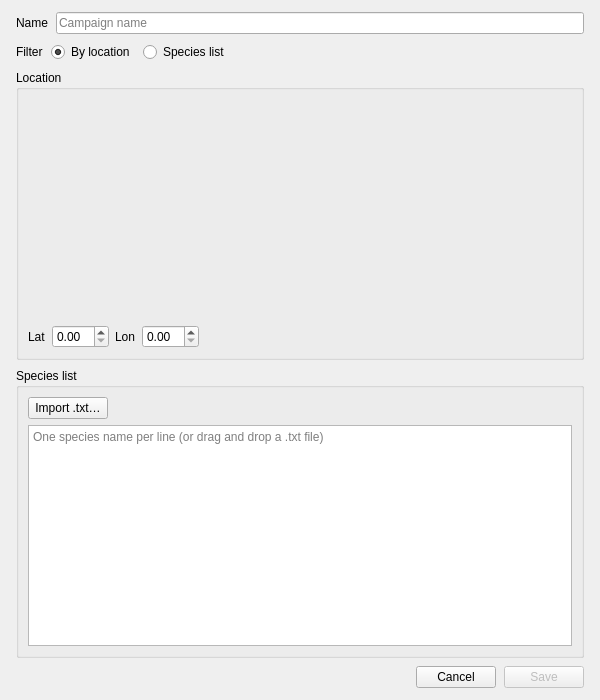
Before: the Qt Designer form src/pam_analyzer/ui/panels/campaign_detail_widget.ui in kenwer/pam-analyzer, drawn with Qt 5.
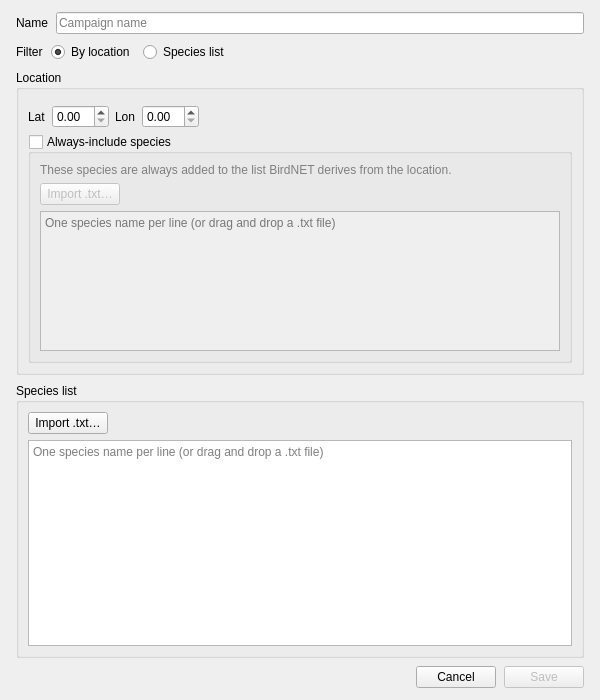
After: the same form once the commit is applied. The open tabs and pages were chosen to show the change.

Commit message: Add option to specify must-have species list in location mode

Patch:
```diff
--- a/src/pam_analyzer/ui/panels/campaign_detail_widget.ui
+++ b/src/pam_analyzer/ui/panels/campaign_detail_widget.ui
@@ -604,6 +604,99 @@
             </item>
            </layout>
           </item>
+          <item>
+           <widget class="QGroupBox" name="must_have_group">
+            <property name="title">
+             <string>Always-include species</string>
+            </property>
+            <property name="checkable">
+             <bool>true</bool>
+            </property>
+            <property name="checked">
+             <bool>false</bool>
+            </property>
+            <layout class="QVBoxLayout" name="must_have_layout">
+             <item>
+              <widget class="QWidget" name="must_have_content" native="true">
+               <layout class="QVBoxLayout" name="must_have_content_layout">
+                <property name="leftMargin">
+                 <number>0</number>
+                </property>
+                <property name="topMargin">
+                 <number>0</number>
+                </property>
+                <property name="rightMargin">
+                 <number>0</number>
+                </property>
+                <property name="bottomMargin">
+                 <number>0</number>
+                </property>
+                <item>
+                 <widget class="QLabel" name="must_have_hint_label">
+                  <property name="text">
+                   <string>These species are always added to the list BirdNET derives from the location.</string>
+                  </property>
+                  <property name="styleSheet">
+                   <string>color: gray;</string>
+                  </property>
+                  <property name="wordWrap">
+                   <bool>true</bool>
+                  </property>
+                 </widget>
+                </item>
+                <item>
+                 <layout class="QHBoxLayout" name="must_have_import_row">
+                  <item>
+                   <widget class="QPushButton" name="must_have_import_button">
+                    <property name="text">
+                     <string>Import .txt…</string>
+                    </property>
+                   </widget>
+                  </item>
+                  <item>
+                   <widget class="QLabel" name="must_have_label">
+                    <property name="styleSheet">
+                     <string>color: gray;</string>
+                    </property>
+                    <property name="text">
+                     <string/>
+                    </property>
+                   </widget>
+                  </item>
+                  <item>
+                   <spacer name="must_have_import_spacer">
+                    <property name="orientation">
+                     <enum>Qt::Orientation::Horizontal</enum>
+                    </property>
+                    <property name="sizeHint" stdset="0">
+                     <size>
+                      <width>40</width>
+                      <height>20</height>
+                     </size>
+                    </property>
+                   </spacer>
+                  </item>
+                 </layout>
+                </item>
+                <item>
+                 <widget class="QPlainTextEdit" name="must_have_text">
+                  <property name="maximumSize">
+                   <size>
+                    <width>16777215</width>
+                    <height>140</height>
+                   </size>
+                  </property>
+                  <property name="placeholderText">
+                   <string>One species name per line (or drag and drop a .txt file)</string>
+                  </property>
+                 </widget>
+                </item>
+               </layout>
+              </widget>
+             </item>
+            </layout>
+           </widget>
+          </item>
          </layout>
         </widget>
        </item>
```
The commit also changes 8 other files.
